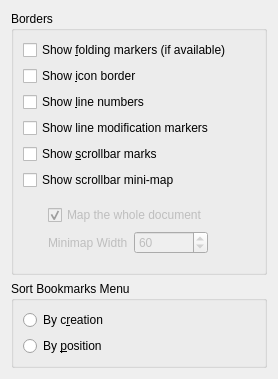
Old version of the form part/dialogs/bordersappearanceconfigwidget.ui in the repository KDE/kate.
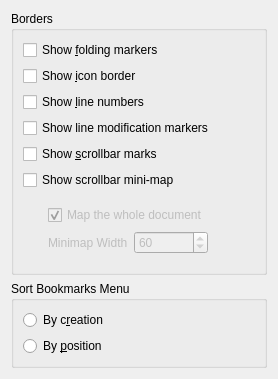
New version of the form. Custom widgets are drawn as their Qt base class.

Commit message: folding is always available, users can create own folds

Patch:
```diff
--- a/part/dialogs/bordersappearanceconfigwidget.ui
+++ b/part/dialogs/bordersappearanceconfigwidget.ui
@@ -23,7 +23,7 @@
          <string>If this option is checked, every new view will display marks for code folding, if code folding is available.</string>
         </property>
         <property name="text">
-         <string>Show &amp;folding markers (if available)</string>
+         <string>Show &amp;folding markers</string>
         </property>
        </widget>
       </item>
```
Left out of the diff: 2 changed lines with no effect on the pictures.
